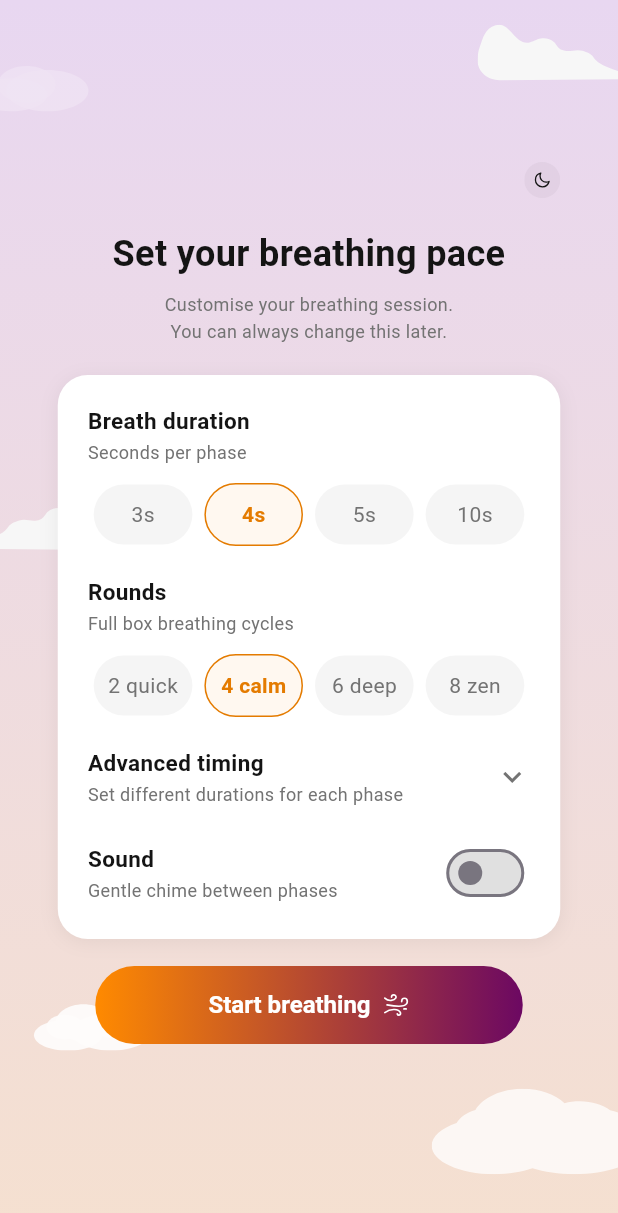
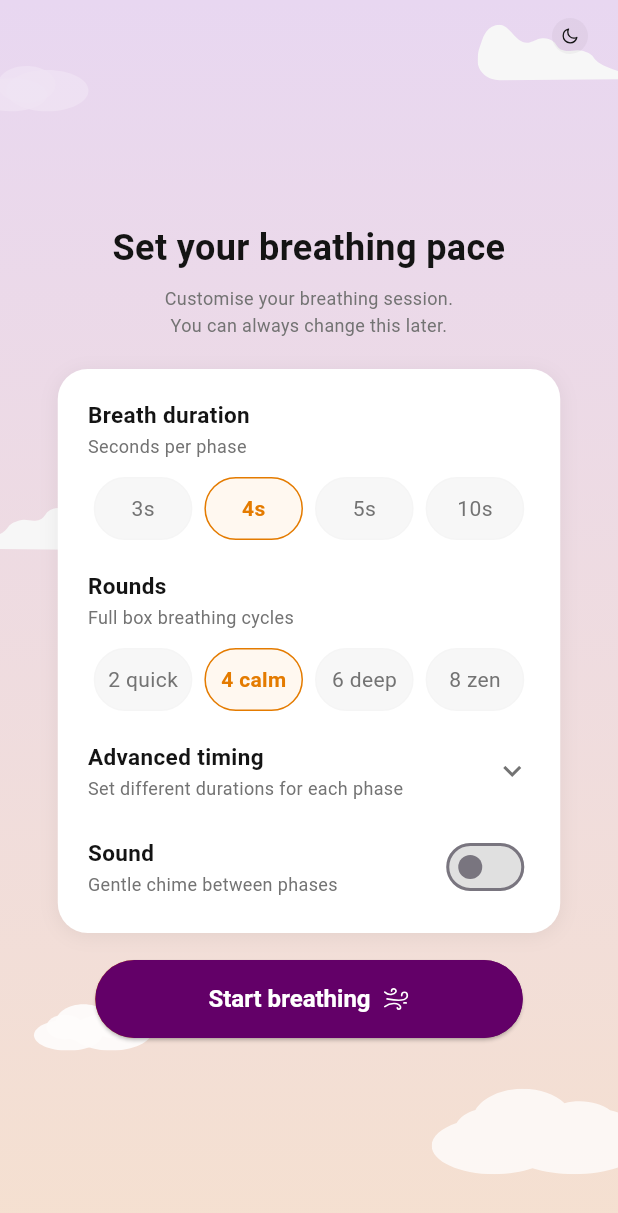
Before and after one commit to ankitk93/newu_hackthon, a Flutter app: the screen it shows after launch, on a phone screen of 412 x 824 dp. Shown: the top 1213 px of the screen. Run offline on Flutter 3.47's test engine with Material 3 defaults, Android fonts, the phone set to English and light mode, and no system bars; our stand-ins replace connectivity_plus, dio, equatable, firebase_analytics, firebase_core, flutter_bloc and 4 more; accounts and stored records are empty.

Commit message:
fixes: UI fixes for Set up screen

```diff
--- a/lib/core/theme/app_colors.dart
+++ b/lib/core/theme/app_colors.dart
@@ -31,11 +31,15 @@ class AppColors {
   static const Color chipSelectedText = Color(0xFFE47B00);
 
   // ─── Chips (Dark) ───
-  static const Color chipUnselectedBgDark = Color(0xFF383840);
+  // static const Color chipUnselectedBgDark = Color(0xFF383840);
   static const Color chipUnselectedTextDark = Color(0xFFD4D4D4);
   static const Color chipSelectedBgDark = Color(0xFF3D2E1A);
   static const Color chipSelectedBorderDark = Color(0xFFE47B00);
   static const Color chipSelectedTextDark = Color(0xFFE47B00);
+  static const Color chipUnSelectedBgLight = Color(0xFFF7F7F7);
+  static const Color chipUnSelectedBgDark = Color(0xFF141414);
+  static const Color chipUnSelectedBorderLight = Color(0xFFF5F5F5);
+  static const Color chipUnSelectedBorderDark = Color(0xFF292929);
 
   // ─── Phase Control (Light) ───
   static const Color controlBgLight = Color(0xFFF5F5F5);
@@ -61,4 +65,8 @@ class AppColors {
 
   // ─── Bubble (Dark Get Ready) ───
   static const Color bubbleBgDark = Color(0xFF383840);
+
+  //button colors
+static const Color buttonBgColorLight = Color(0xFF630068);
+static const Color buttonBgColorDark = Color(0xFF823386);
 }
--- a/lib/features/breathing/presentation/screens/setup_screen.dart
+++ b/lib/features/breathing/presentation/screens/setup_screen.dart
@@ -59,17 +59,12 @@ class _SetupContent extends StatelessWidget {
               ),
             // Content
             SafeArea(
-              child: Center(
-                child: ConstrainedBox(
-                  constraints: const BoxConstraints(maxWidth: _maxW),
-                  child: SingleChildScrollView(
-                    padding: const EdgeInsets.symmetric(horizontal: 20),
               child: Column(
-                      crossAxisAlignment: CrossAxisAlignment.stretch,
                 children: [
-                        const SizedBox(height: 12),
-                        // Moon/Sun icon — top right, 16x16, no bg
-                        Align(
+                  // Moon/Sun icon — full screen width, top right
+                  Padding(
+                    padding: const EdgeInsets.symmetric(horizontal: 20, vertical: 12),
+                    child: Align(
                       alignment: Alignment.topRight,
                       child: GestureDetector(
                         onTap: () =>
@@ -82,14 +77,24 @@ class _SetupContent extends StatelessWidget {
                           height: 24,
                           colorFilter: ColorFilter.mode(
                             isDark
-                                    ? AppColors.textPrimaryDark
+                                ? AppColors.controlButtonLight
                                 : AppColors.textPrimary,
                             BlendMode.srcIn,
                           ),
                         ),
                       ),
                     ),
-                        const SizedBox(height: 20),
+                  ),
+                  // Scrollable content — constrained
+                  Expanded(
+                    child: Center(
+                      child: ConstrainedBox(
+                        constraints: const BoxConstraints(maxWidth: _maxW),
+                        child: SingleChildScrollView(
+                          padding: const EdgeInsets.symmetric(horizontal: 20),
+                          child: Column(
+                            crossAxisAlignment: CrossAxisAlignment.stretch,
+                            children: [
                         // Title
                         Text(
                           'Set your breathing pace',
@@ -166,6 +171,9 @@ class _SetupContent extends StatelessWidget {
                     ),
                   ),
                 ),
+              ),
+            ),
+                ],
               ),
             ),
           ],
@@ -386,7 +394,7 @@ class _SetupContent extends StatelessWidget {
             value: s.config.soundEnabled,
             onChanged: (_) =>
                 ctx.read<BreathingSetupBloc>().add(const ToggleSound()),
-            activeTrackColor: AppColors.switchTrack,
+            activeTrackColor: isDark ? AppColors.buttonBgColorDark : AppColors.buttonBgColorLight,
             inactiveTrackColor:
                 isDark ? Colors.white24 : Colors.grey.shade300,
           ),
@@ -411,9 +419,7 @@ class _SetupContent extends StatelessWidget {
             arguments: s.config,
           ),
           style: ElevatedButton.styleFrom(
-            backgroundColor: Colors.transparent,
-            shadowColor: Colors.transparent,
-            foregroundColor: Colors.white,
+            backgroundColor: isDark ? AppColors.buttonBgColorDark: AppColors.buttonBgColorLight,
             shape: RoundedRectangleBorder(
                 borderRadius: BorderRadius.circular(50)),
             textStyle:
--- a/lib/features/breathing/presentation/widgets/duration_chip.dart
+++ b/lib/features/breathing/presentation/widgets/duration_chip.dart
@@ -28,7 +28,7 @@ class DurationChip extends StatelessWidget {
         decoration: BoxDecoration(
           color: isSelected
               ? (isDark ? AppColors.chipSelectedBgDark : AppColors.chipSelectedBg)
-              : (isDark ? AppColors.chipUnselectedBgDark : AppColors.chipUnselectedBg),
+              : (isDark ? AppColors.chipUnSelectedBgDark : AppColors.chipUnSelectedBgLight),
           borderRadius: BorderRadius.circular(50),
           border: isSelected
               ? Border.all(
@@ -37,7 +37,12 @@ class DurationChip extends StatelessWidget {
                       : AppColors.chipSelectedBorder,
                   width: 1,
                 )
-              : null,
+              : Border.all(
+                  color: isDark
+                      ? AppColors.chipUnSelectedBorderDark
+                      : AppColors.chipUnSelectedBorderLight,
+                  width: 1,
+                ),
         ),
         child: Center(
           child: Text(
```
Also changed, not shown: lib/features/breathing/presentation/screens/breathing_screen.dart (+52 -23 lines), lib/features/breathing/presentation/widgets/phase_duration_control.dart (+5 -6 lines). Lines whose indentation alone changed are shown as unchanged.
